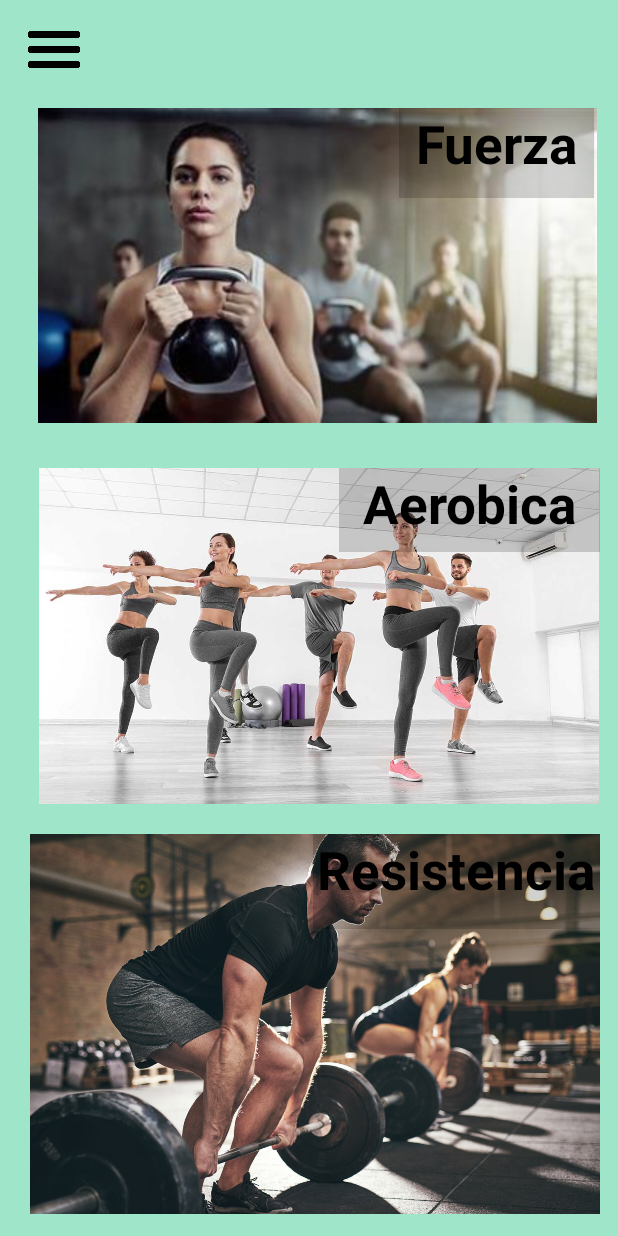
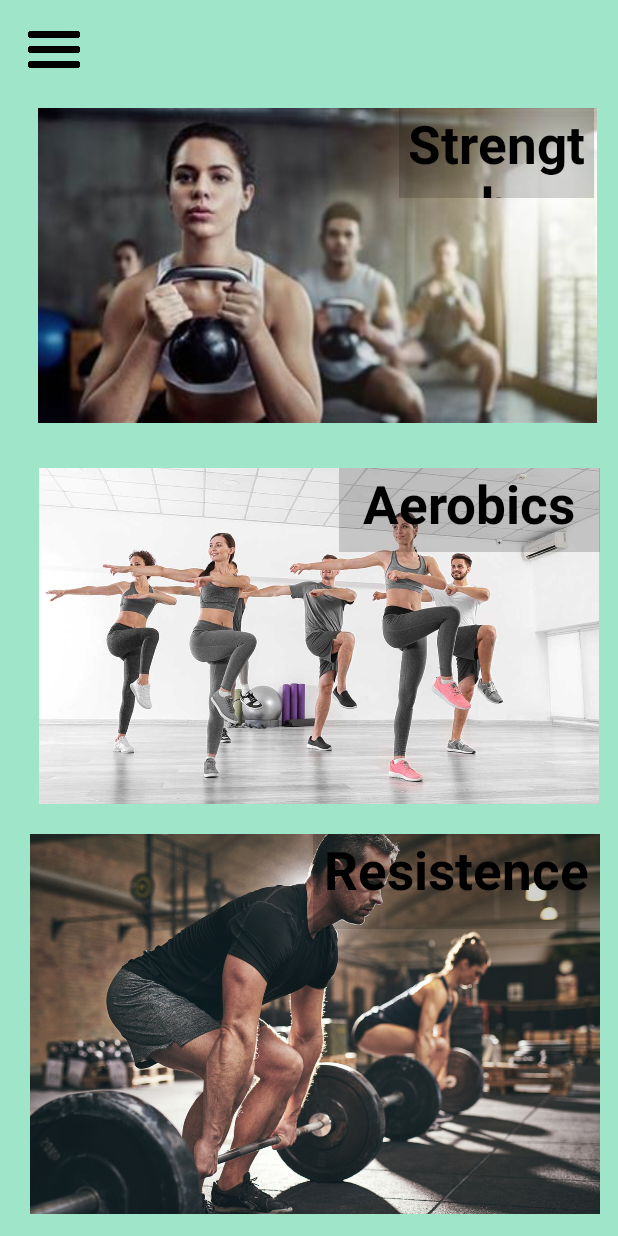
Before and after one commit to NeksHinto/rutinapp-mobile-app, an Android app: the layout home_activity.xml on its own in the app's theme, with its tools: preview values and no code run, on a phone screen of 412 x 824 dp. Run offline under Robolectric (Android 15) with nearby library versions, the phone set to English and light mode, and no system bars.

Commit message:
agrego strings

```diff
--- a/app/src/main/res/layout/home_activity.xml
+++ b/app/src/main/res/layout/home_activity.xml
@@ -37,7 +37,7 @@
         android:layout_marginEnd="12dp"
         android:background="#2D000000"
         android:backgroundTint="#050000"
-        android:text="Aerobica"
+        android:text="@string/Aerobics"
         android:textAlignment="center"
         android:textColor="#000000"
         android:textSize="35sp"
@@ -63,7 +63,7 @@
         android:layout_marginEnd="12dp"
         android:background="#2D000000"
         android:backgroundTint="#050000"
-        android:text="Resistencia"
+        android:text="@string/Resistance"
         android:textAlignment="center"
         android:textColor="#000000"
         android:textSize="35sp"
@@ -79,7 +79,7 @@
         android:layout_marginEnd="16dp"
         android:background="#2D000000"
         android:backgroundTint="#050000"
-        android:text="Fuerza"
+        android:text="@string/Strength"
         android:textAlignment="center"
         android:textColor="#000000"
         android:textSize="35sp"
--- a/app/src/main/res/values/strings.xml
+++ b/app/src/main/res/values/strings.xml
@@ -13,4 +13,10 @@
     <string name="navMyActivity">My Activity</string>
     <string name="navFav">Favorite</string>
     <string name="navSetting">Setting</string>
+
+    <!-- strings del inicio -->
+    <string name="Aerobics">Aerobics</string>
+    <string name="Resistance">Resistence</string>
+    <string name="Strength">Strength</string>
+
 </resources>
```
Also changed, not shown: 1 other file.
